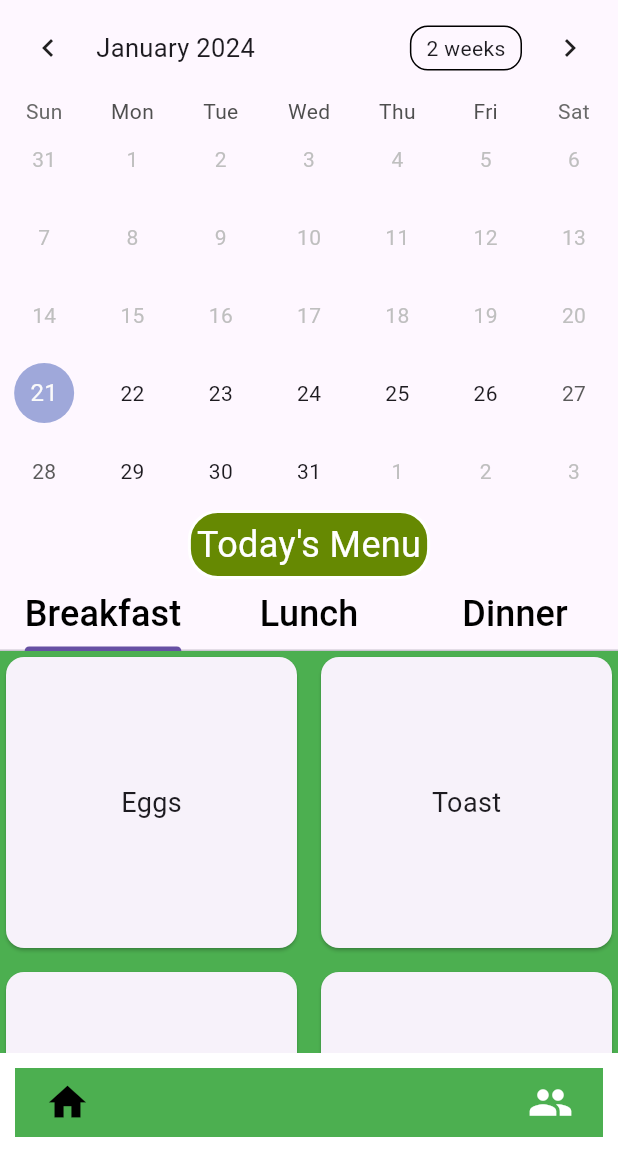
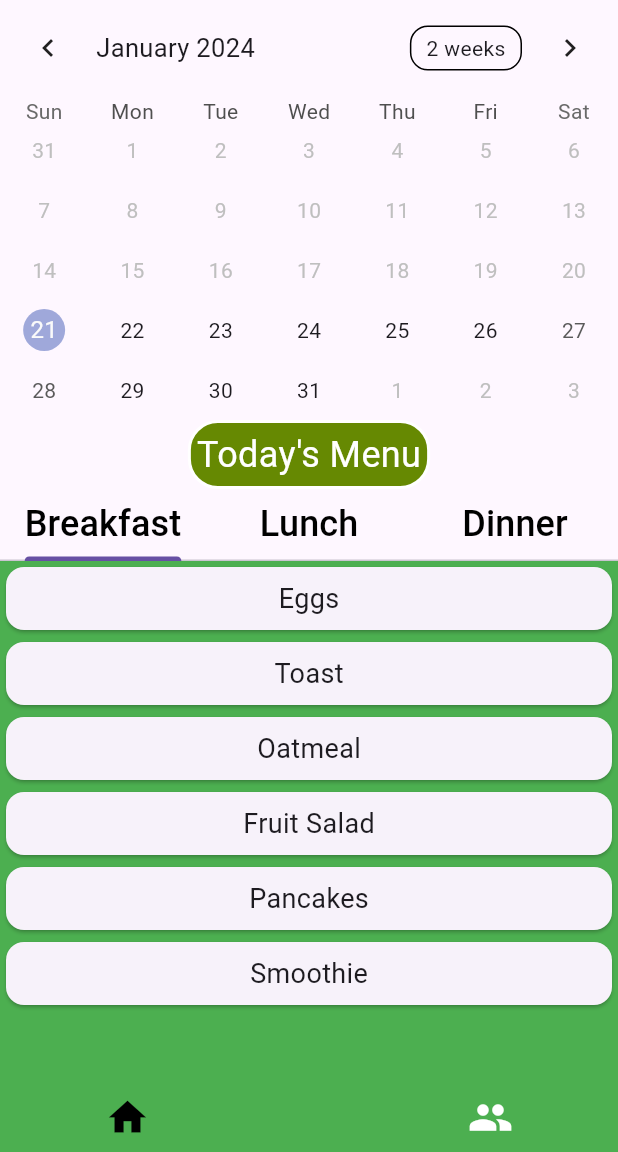
Before and after one commit to Antrimo/Mess-App, a Flutter app: the screen it shows after launch, on a phone screen of 412 x 824 dp, the part 84-1236 px from its top. Run offline on Flutter 3.47's test engine with Material 3 defaults, Android fonts, the phone set to English and light mode, and no system bars; drawn by our look-alikes of google_nav_bar, table_calendar; Roboto replaces fonts that are missing (Cursive).

Commit message:
listview structure ongoing

```diff
--- a/lib/Screens/breakfast.dart
+++ b/lib/Screens/breakfast.dart
@@ -1,18 +1,22 @@
 import 'package:flutter/material.dart';
 
 class Breakfast extends StatefulWidget {
-  const Breakfast({super.key});
+  const Breakfast({
+    super.key,
+  });
 
   @override
   State<Breakfast> createState() => _BreakfastState();
 }
 
 class _BreakfastState extends State<Breakfast> {
-  // List of food items for breakfast
-  List<List<String>> breakfastItems = [
-    ['Eggs', 'Toast'],
-    ['Oatmeal', 'Fruit Salad'],
-    ['Pancakes', 'Smoothie'],
+  List<String> breakfastItems = [
+    "Eggs",
+    "Toast",
+    "Oatmeal",
+    "Fruit Salad",
+    "Pancakes",
+    "Smoothie",
   ];
 
   @override
@@ -20,22 +24,17 @@ class _BreakfastState extends State<Breakfast> {
     return Scaffold(
       backgroundColor: Colors.green,
       body: Center(
-        child: GridView.builder(
-          gridDelegate: const SliverGridDelegateWithFixedCrossAxisCount(
-            crossAxisCount: 2,
-            crossAxisSpacing: 8.0,
-            mainAxisSpacing: 8.0,
-          ),
-          itemCount: breakfastItems.length * 2, // Adjust as needed
+        child: ListView.builder(
+          itemCount: breakfastItems.length,
           itemBuilder: (BuildContext context, int index) {
-            int row = index ~/ 2;
-            int col = index % 2;
-
-            return Card(
-              child: Center(
-                child: Text(
-                  breakfastItems[row][col],
-                  style: const TextStyle(fontSize: 18.0),
+            return SizedBox(
+              height: 50,
+              child: Card(
+                child: Center(
+                  child: Text(
+                    breakfastItems[index],
+                    style: const TextStyle(fontSize: 18.0),
+                  ),
                 ),
               ),
             );
--- a/lib/Screens/mess.dart
+++ b/lib/Screens/mess.dart
@@ -38,6 +38,8 @@ class _MessState extends State<Mess> {
       body: Column(
         children: [
           TableCalendar(
+            weekNumbersVisible: false,
+            rowHeight: 40.0,
             firstDay: DateTime.now(),
             lastDay: DateTime.utc(now.year, now.month + 1, 0),
             focusedDay: DateTime.now(),
@@ -53,7 +55,6 @@ class _MessState extends State<Mess> {
             },
             onFormatChanged: (format) {
               if (_calendarFormat != format) {
-                // Call `setState()` when updating calendar format
                 setState(() {
                   _calendarFormat = format;
                 });
--- a/lib/main.dart
+++ b/lib/main.dart
@@ -30,8 +30,6 @@ class _MyAppState extends State<MyApp> {
         body: pages[currentPage],
         bottomNavigationBar: Container(
           color: Colors.white,
-          child: Padding(
-            padding: const EdgeInsets.all(10.0),
           child: GNav(
             backgroundColor: Colors.green,
             gap: 8,
@@ -42,10 +40,12 @@ class _MyAppState extends State<MyApp> {
             duration: const Duration(milliseconds: 800),
             tabs: const [
               GButton(
+                margin: EdgeInsets.only(left: 50.0),
                 icon: Icons.home,
                 iconSize: 30.0,
               ),
               GButton(
+                margin: EdgeInsets.only(right: 50.0),
                 icon: Icons.people,
                 iconSize: 30.0,
               ),
@@ -59,7 +59,6 @@ class _MyAppState extends State<MyApp> {
           ),
         ),
       ),
-      ),
     );
   }
 }
```
Also changed, not shown: lib/Screens/dinner.dart (+19 -20 lines), lib/Screens/lunch.dart (+18 -19 lines). Lines whose indentation alone changed are shown as unchanged.
